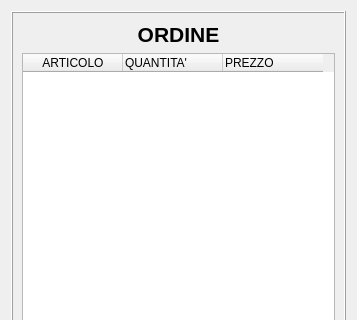
First picture: the form in src/ordine.ui, repository mtonin/gestcassa, before the edit; both pictures show x 0 to 357 and y 0 to 320 of the 357 by 536 pixel window.
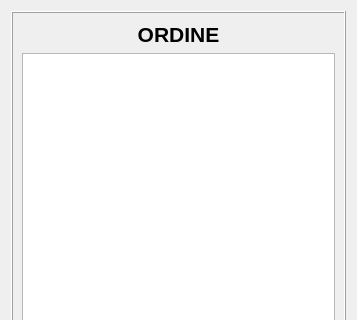
Second picture: the form after the edit.

Commit message: - aggiunto model personalizzato per l'ordine

```diff
--- a/src/ordine.ui
+++ b/src/ordine.ui
@@ -46,34 +46,19 @@
        </widget>
       </item>
       <item>
-       <widget class="QTableWidget" name="tableWidget">
+       <widget class="QTableView" name="articoliTab">
         <property name="horizontalScrollBarPolicy">
          <enum>Qt::ScrollBarAlwaysOff</enum>
         </property>
         <property name="alternatingRowColors">
          <bool>true</bool>
         </property>
-        <column>
-         <property name="text">
-          <string>ARTICOLO</string>
-         </property>
-        </column>
-        <column>
-         <property name="text">
-          <string>QUANTITA'</string>
-         </property>
-         <property name="textAlignment">
-          <set>AlignLeft|AlignVCenter</set>
-         </property>
-        </column>
-        <column>
-         <property name="text">
-          <string>PREZZO</string>
-         </property>
-         <property name="textAlignment">
-          <set>AlignLeft|AlignVCenter</set>
-         </property>
-        </column>
+        <attribute name="horizontalHeaderStretchLastSection">
+         <bool>true</bool>
+        </attribute>
+        <attribute name="verticalHeaderVisible">
+         <bool>false</bool>
+        </attribute>
        </widget>
       </item>
       <item>
```
Left out of the diff: 8 changed lines with no effect on the pictures. The commit also changes 7 other files.
